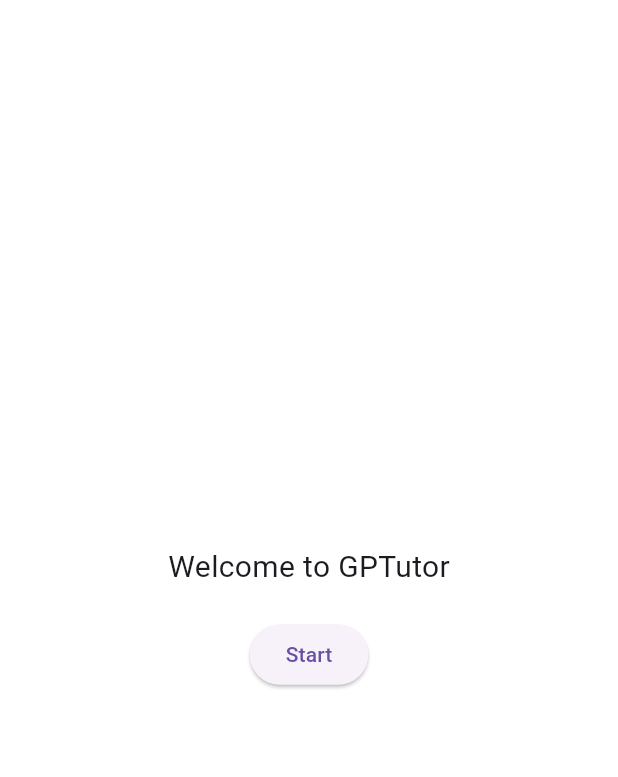
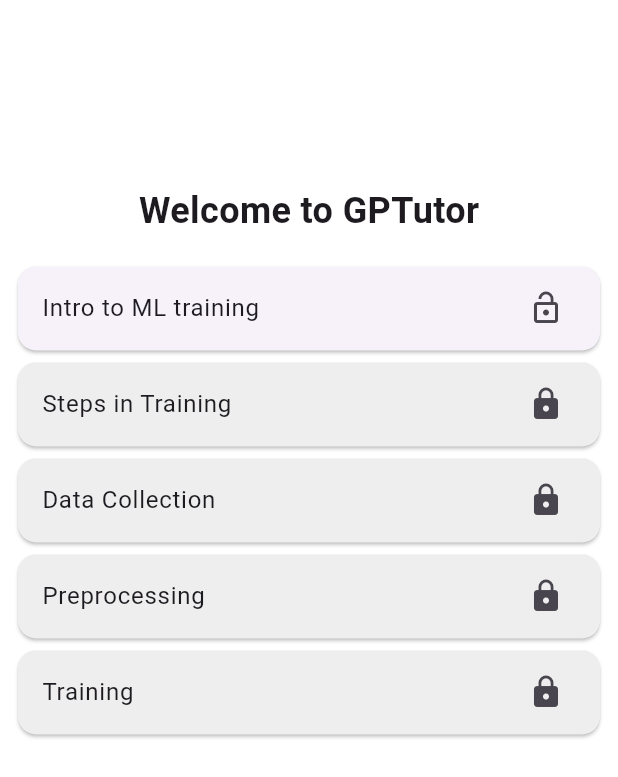
Before and after one commit to agakshay304/GPTutor, a Flutter app: the screen it shows after launch, on a phone screen of 412 x 824 dp. Shown: the top 777 px of the screen. Run offline on Flutter 3.47's test engine with Material 2 defaults, Android fonts, the phone set to English and light mode, and no system bars; our stand-ins replace animate_do, flutter_riverpod, flutter_tts, loading_animation_widget; missing offline and left inert: flutter_animated_dialog.

Commit message:
Some UI tweaks

```diff
--- a/lib/landing_page.dart
+++ b/lib/landing_page.dart
@@ -1,33 +1,92 @@
 import 'package:flutter/material.dart';
-import 'package:flutter_riverpod/flutter_riverpod.dart';
-
+import 'package:gptutor/topics.dart';
+import 'package:flutter_tts/flutter_tts.dart';
 import 'home_page.dart';
 
-class LandingPage extends StatelessWidget {
+class LandingPage extends StatefulWidget {
   const LandingPage({Key? key}) : super(key: key);
+
+  @override
+  State<LandingPage> createState() => _LandingPageState();
+}
+
+class _LandingPageState extends State<LandingPage> {
+  FlutterTts flutterTts = FlutterTts();
+
+  @override
+  void initState() {
+    super.initState();
+    _speak("Welcome to GPTutor");
+  }
+
+  Future _speak(String texttospeech) async {
+    await flutterTts.setLanguage("en-US");
+    await flutterTts.setPitch(1);
+    await flutterTts.speak(texttospeech);
+  }
 
   @override
   Widget build(BuildContext context) {
     return Scaffold(
-      body: Center(
+      body: Padding(
+        padding: const EdgeInsets.all(8.0),
         child: Column(
           mainAxisAlignment: MainAxisAlignment.center,
           children: [
+            const SizedBox(height: 50),
             const Text(
               'Welcome to GPTutor',
-              style: TextStyle(fontSize: 20),
+              style: TextStyle(
+                fontSize: 24,
+                fontWeight: FontWeight.bold,
               ),
-            const SizedBox(height: 20),
-            ElevatedButton(
-              onPressed: () {
+            ),
+            const SizedBox(height: 16),
+            SizedBox(
+              height: MediaQuery.of(context).size.height * 0.7,
+              child: ListView(
+                children: [
+                  for (var i = 0; i < topics.length; i++)
+                    Card(
+                      color: i == 0 ? null : Colors.grey[200],
+                      child: ListTile(
+                        trailing: i == 0
+                            ? const Icon(Icons.lock_open)
+                            : const Icon(Icons.lock),
+                        title: Text(topics[i].name),
+                        onTap: () {
+                          if (i == 0) {
                             Navigator.push(
                               context,
                               MaterialPageRoute(
                                 builder: (context) => const HomePage(),
                               ),
                             );
+                          } else {
+                            showDialog(
+                              context: context,
+                              builder: (context) {
+                                return AlertDialog(
+                                  title: const Text('Alert'),
+                                  content:
+                                      const Text('This topic is not available'),
+                                  actions: [
+                                    TextButton(
+                                      onPressed: () {
+                                        Navigator.pop(context);
                                       },
-              child: const Text('Start'),
+                                      child: const Text('OK'),
+                                    ),
+                                  ],
+                                );
+                              },
+                            );
+                          }
+                        },
+                      ),
+                    ),
+                ],
+              ),
             ),
           ],
         ),
--- a/lib/main.dart
+++ b/lib/main.dart
@@ -10,7 +10,6 @@ relation to the current topic/subtopic. Once this prompt decides “yes” to th
 
 import 'package:flutter/material.dart';
 import 'package:flutter_riverpod/flutter_riverpod.dart';
-import 'package:gptutor/home_page.dart';
 import 'package:gptutor/landing_page.dart';
 
 void main() {
--- a/lib/topics.dart
+++ b/lib/topics.dart
@@ -16,22 +16,22 @@ final List<Topic> topics = [
     "What is the difference between validation and cross-validation?no",
     "What is the difference between precision and recall?",
   ]),
-  // Topic("Data Collection", [
-  //   "What is the difference between data and information?",
-  //   "What is the difference between structured and unstructured data?",
-  //   "What is Data Mining?",
-  // ]),
-  // Topic("Preprocessing", [
-  //   "What is Preprocessing?",
-  //   "What is the difference between feature engineering and feature selection?",
-  //   "What is the difference between feature scaling and normalization?",
-  // ]),
-  // Topic("Training",[
-  //   "What is the difference between training and testing?",
-  //   "What is the difference between validation and cross-validation?",
-  //   "What is the difference between precision and recall?",
-  //   "What is the difference between accuracy and F1 score?",
-  //   "What is the difference between precision and recall?",
-  //   "What is the difference between accuracy and F1 score?",
-  // ]),
+  Topic("Data Collection", [
+    "What is the difference between data and information?",
+    "What is the difference between structured and unstructured data?",
+    "What is Data Mining?",
+  ]),
+  Topic("Preprocessing", [
+    "What is Preprocessing?",
+    "What is the difference between feature engineering and feature selection?",
+    "What is the difference between feature scaling and normalization?",
+  ]),
+  Topic("Training",[
+    "What is the difference between training and testing?",
+    "What is the difference between validation and cross-validation?",
+    "What is the difference between precision and recall?",
+    "What is the difference between accuracy and F1 score?",
+    "What is the difference between precision and recall?",
+    "What is the difference between accuracy and F1 score?",
+  ]),
 ];
--- a/pubspec.yaml
+++ b/pubspec.yaml
@@ -18,6 +18,8 @@ dependencies:
   flutter_riverpod: ^2.3.2
   flutter_tts: ^3.6.3
   http: ^0.13.5
+  loading_animation_widget: ^1.2.0+4
+  quickalert: ^1.0.1
   speech_to_text: ^6.1.1
 
 dev_dependencies:
```
Also changed, not shown: lib/home_page.dart (+35 -61 lines), lib/widgets/progress_bar.dart (added, +56 -0 lines), pubspec.lock. Lines whose indentation alone changed are shown as unchanged.
